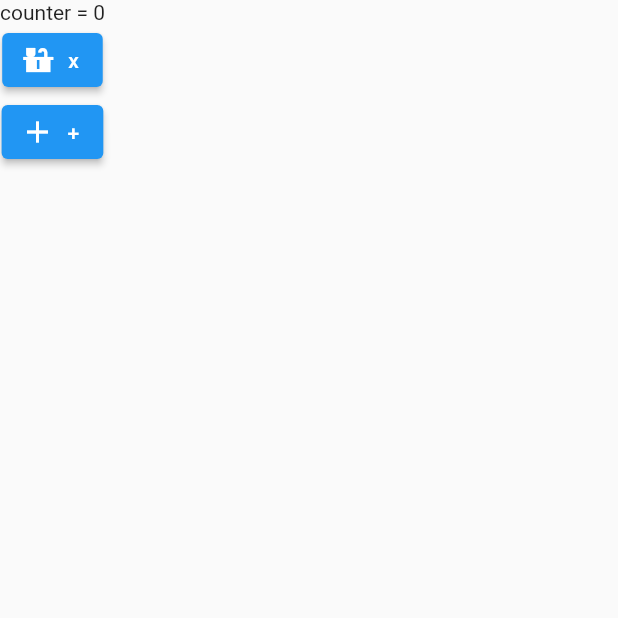
After one commit to Arathi/hrvm_2303, a Flutter app: the GetTestPage screen opened directly, on a phone screen of 412 x 824 dp, the top half of it. The commit adds this screen. Run offline on Flutter 3.47's test engine with Material 2 defaults, Android fonts, the phone set to English and light mode, and no system bars; our stand-ins replace get; missing offline and left inert: dart:ffi.

Commit message:
修改部分Obx
Signed-off-by: Arathi <ssdfa7@gmail.com>

```diff
--- /dev/null
+++ b/lib/get_app.dart
@@ -0,0 +1,61 @@
+import 'dart:math';
+
+import 'package:flutter/cupertino.dart';
+import 'package:flutter/material.dart';
+import 'package:get/get.dart';
+
+class GetTestController extends GetxController {
+  var counter = 0.obs;
+  var list = [].obs;
+
+  void count() => counter++;
+
+  void add() {
+    var i = Random().nextInt(100);
+    list.add(i);
+  }
+}
+
+class GetTestPage extends StatelessWidget {
+  final GetTestController c = Get.find();
+
+  Widget buildLabels() {
+    return Text("counter = ${c.counter}");
+  }
+
+  Widget buildList() {
+    List<Widget> list = [];
+    for (var i in c.list) {
+      list.add(Text("[$i]"));
+    }
+    return Column(children: list);
+  }
+
+  @override
+  Widget build(BuildContext context) {
+    return Scaffold(
+      body: Column(children: [
+        Obx( () => buildLabels() ),
+        ElevatedButton.icon(onPressed: (){
+          c.count();
+        }, icon: const Icon(Icons.countertops), label: const Text("x")),
+        ElevatedButton.icon(onPressed: (){
+          c.add();
+        }, icon: const Icon(Icons.add), label: const Text("+")),
+        Obx( () => buildList() )
+      ],),
+    );
+  }
+}
+
+class GetTestApp extends StatelessWidget {
+  const GetTestApp({super.key});
+
+  @override
+  Widget build(BuildContext context) {
+    final GetTestController c = Get.put(GetTestController());
+    return GetMaterialApp(
+      home: GetTestPage()
+    );
+  }
+}
--- a/lib/widgets/data_module.dart
+++ b/lib/widgets/data_module.dart
@@ -4,14 +4,14 @@ import 'package:flutter/material.dart';
 import '../core/processor.dart';
 
 class DataModule extends StatelessWidget {
-  int? data;
+  final int? data;
 
   static const Color colorIntegerUpper = Color(0xFFA0CB5F);
   static const Color colorIntegerLower = Color(0xFF4E6036);
   static const Color colorCharacterUpper = Color(0xFF8C8DC1);
   static const Color colorCharacterLower = Color(0xFF43445E);
 
-  DataModule(this.data, {super.key});
+  const DataModule(this.data, {super.key});
 
   @override
   Widget build(BuildContext context) {
```
Also changed, not shown: lib/machine_app.dart (+27 -10 lines), lib/main.dart (+9 -1 lines), lib/widgets/main_module.dart (+5 -8 lines).
